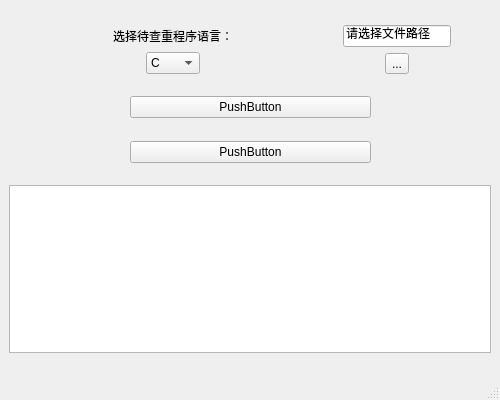
Above: UI.ui from ZxfBugProgrammer/SIMGUI before the change. Below: the same form after it.
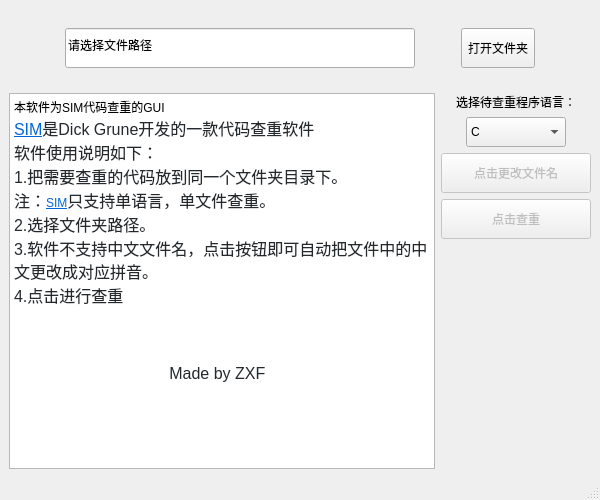
That is the form after the change.

```diff
--- a/UI.ui
+++ b/UI.ui
@@ -2,19 +2,34 @@
 <ui version="4.0">
  <class>MainWindow</class>
  <widget class="QMainWindow" name="MainWindow">
+  <property name="enabled">
+   <bool>true</bool>
+  </property>
   <property name="geometry">
    <rect>
     <x>0</x>
     <y>0</y>
-    <width>500</width>
-    <height>400</height>
+    <width>600</width>
+    <height>500</height>
    </rect>
   </property>
+  <property name="minimumSize">
+   <size>
+    <width>600</width>
+    <height>500</height>
+   </size>
+  </property>
+  <property name="maximumSize">
+   <size>
+    <width>600</width>
+    <height>500</height>
+   </size>
+  </property>
   <property name="windowTitle">
    <string>MainWindow</string>
   </property>
   <widget class="QWidget" name="centralwidget">
-   <layout class="QVBoxLayout" name="verticalLayout_3">
+   <layout class="QVBoxLayout" name="verticalLayout_2" stretch="1,2,1,20">
     <item>
      <spacer name="verticalSpacer_4">
       <property name="orientation">
@@ -29,7 +44,7 @@
      </spacer>
     </item>
     <item>
-     <layout class="QHBoxLayout" name="horizontalLayout_3" stretch="1,2,1,0,0">
+     <layout class="QHBoxLayout" name="horizontalLayout_3" stretch="1,0,0,0,1">
       <item>
        <spacer name="horizontalSpacer_5">
         <property name="orientation">
@@ -44,6 +59,112 @@
        </spacer>
       </item>
       <item>
+       <widget class="QLineEdit" name="filePathEdit">
+        <property name="minimumSize">
+         <size>
+          <width>350</width>
+          <height>40</height>
+         </size>
+        </property>
+        <property name="maximumSize">
+         <size>
+          <width>350</width>
+          <height>40</height>
+         </size>
+        </property>
+        <property name="text">
+         <string>请选择文件路径</string>
+        </property>
+        <property name="readOnly">
+         <bool>true</bool>
+        </property>
+       </widget>
+      </item>
+      <item>
+       <spacer name="horizontalSpacer_3">
+        <property name="orientation">
+         <enum>Qt::Horizontal</enum>
+        </property>
+        <property name="sizeHint" stdset="0">
+         <size>
+          <width>40</width>
+          <height>20</height>
+         </size>
+        </property>
+       </spacer>
+      </item>
+      <item>
+       <widget class="QToolButton" name="chooseFileButton">
+        <property name="minimumSize">
+         <size>
+          <width>20</width>
+          <height>40</height>
+         </size>
+        </property>
+        <property name="text">
+         <string>打开文件夹</string>
+        </property>
+        <property name="popupMode">
+         <enum>QToolButton::DelayedPopup</enum>
+        </property>
+        <property name="autoRaise">
+         <bool>false</bool>
+        </property>
+       </widget>
+      </item>
+      <item>
+       <spacer name="horizontalSpacer_7">
+        <property name="orientation">
+         <enum>Qt::Horizontal</enum>
+        </property>
+        <property name="sizeHint" stdset="0">
+         <size>
+          <width>40</width>
+          <height>20</height>
+         </size>
+        </property>
+       </spacer>
+      </item>
+     </layout>
+    </item>
+    <item>
+     <spacer name="verticalSpacer">
+      <property name="orientation">
+       <enum>Qt::Vertical</enum>
+      </property>
+      <property name="sizeHint" stdset="0">
+       <size>
+        <width>20</width>
+        <height>40</height>
+       </size>
+      </property>
+     </spacer>
+    </item>
+    <item>
+     <layout class="QHBoxLayout" name="horizontalLayout" stretch="10,1">
+      <item>
+       <widget class="QTextBrowser" name="resultText">
+        <property name="html">
+         <string>&lt;!DOCTYPE HTML PUBLIC &quot;-//W3C//DTD HTML 4.0//EN&quot; &quot;http://www.w3.org/TR/REC-html40/strict.dtd&quot;&gt;
+&lt;html&gt;&lt;head&gt;&lt;meta name=&quot;qrichtext&quot; content=&quot;1&quot; /&gt;&lt;style type=&quot;text/css&quot;&gt;
+p, li { white-space: pre-wrap; }
+&lt;/style&gt;&lt;/head&gt;&lt;body style=&quot; font-family:'SimSun'; font-size:9pt; font-weight:400; font-style:normal;&quot;&gt;
+&lt;p style=&quot; margin-top:0px; margin-bottom:0px; margin-left:0px; margin-right:0px; -qt-block-indent:0; text-indent:0px;&quot;&gt;本软件为SIM代码查重的GUI&lt;/p&gt;
+&lt;p style=&quot; margin-top:0px; margin-bottom:0px; margin-left:0px; margin-right:0px; -qt-block-indent:0; text-indent:0px;&quot;&gt;&lt;a href=&quot;https://dickgrune.com/Programs/similarity_tester/&quot;&gt;&lt;span style=&quot; font-family:'-apple-system'; font-size:16px; text-decoration: underline; color:#0366d6; background-color:#ffffff;&quot;&gt;SIM&lt;/span&gt;&lt;/a&gt;&lt;span style=&quot; font-family:'-apple-system'; font-size:16px; color:#24292e; background-color:#ffffff;&quot;&gt;是Dick Grune开发的一款代码查重软件&lt;/span&gt;&lt;/p&gt;
+&lt;p style=&quot; margin-top:0px; margin-bottom:0px; margin-left:0px; margin-right:0px; -qt-block-indent:0; text-indent:0px;&quot;&gt;&lt;span style=&quot; font-family:'-apple-system'; font-size:16px; color:#24292e; background-color:#ffffff;&quot;&gt;软件使用说明如下：&lt;/span&gt;&lt;/p&gt;
+&lt;p style=&quot; margin-top:0px; margin-bottom:0px; margin-left:0px; margin-right:0px; -qt-block-indent:0; text-indent:0px;&quot;&gt;&lt;span style=&quot; font-family:'-apple-system'; font-size:16px; color:#24292e; background-color:#ffffff;&quot;&gt;1.把需要查重的代码放到同一个文件夹目录下。&lt;/span&gt;&lt;/p&gt;
+&lt;p style=&quot; margin-top:0px; margin-bottom:0px; margin-left:0px; margin-right:0px; -qt-block-indent:0; text-indent:0px;&quot;&gt;&lt;span style=&quot; font-family:'-apple-system'; font-size:16px; color:#24292e; background-color:#ffffff;&quot;&gt;注：&lt;/span&gt;&lt;a href=&quot;https://dickgrune.com/Programs/similarity_tester/&quot;&gt;&lt;span style=&quot; font-family:'-apple-system'; text-decoration: underline; color:#0366d6; background-color:#ffffff;&quot;&gt;SIM&lt;/span&gt;&lt;/a&gt;&lt;span style=&quot; font-family:'-apple-system'; font-size:16px; color:#24292e; background-color:#ffffff;&quot;&gt;只支持单语言，单文件查重。&lt;/span&gt;&lt;/p&gt;
+&lt;p style=&quot; margin-top:0px; margin-bottom:0px; margin-left:0px; margin-right:0px; -qt-block-indent:0; text-indent:0px;&quot;&gt;&lt;span style=&quot; font-family:'-apple-system'; font-size:16px; color:#24292e; background-color:#ffffff;&quot;&gt;2.选择文件夹路径。&lt;/span&gt;&lt;/p&gt;
+&lt;p style=&quot; margin-top:0px; margin-bottom:0px; margin-left:0px; margin-right:0px; -qt-block-indent:0; text-indent:0px;&quot;&gt;&lt;span style=&quot; font-family:'-apple-system'; font-size:16px; color:#24292e; background-color:#ffffff;&quot;&gt;3.软件不支持中文文件名，点击按钮即可自动把文件中的中文更改成对应拼音。&lt;/span&gt;&lt;/p&gt;
+&lt;p style=&quot; margin-top:0px; margin-bottom:0px; margin-left:0px; margin-right:0px; -qt-block-indent:0; text-indent:0px;&quot;&gt;&lt;span style=&quot; font-family:'-apple-system'; font-size:16px; color:#24292e; background-color:#ffffff;&quot;&gt;4.点击进行查重&lt;/span&gt;&lt;/p&gt;
+&lt;p style=&quot;-qt-paragraph-type:empty; margin-top:0px; margin-bottom:0px; margin-left:0px; margin-right:0px; -qt-block-indent:0; text-indent:0px; font-family:'-apple-system'; font-size:16px; color:#24292e;&quot;&gt;&lt;br /&gt;&lt;/p&gt;
+&lt;p style=&quot;-qt-paragraph-type:empty; margin-top:0px; margin-bottom:0px; margin-left:0px; margin-right:0px; -qt-block-indent:0; text-indent:0px; font-family:'-apple-system'; font-size:16px; color:#24292e;&quot;&gt;&lt;br /&gt;&lt;/p&gt;
+&lt;p style=&quot;-qt-paragraph-type:empty; margin-top:0px; margin-bottom:0px; margin-left:0px; margin-right:0px; -qt-block-indent:0; text-indent:0px; font-family:'-apple-system'; font-size:16px; color:#24292e;&quot;&gt;&lt;br /&gt;&lt;/p&gt;
+&lt;p style=&quot; margin-top:0px; margin-bottom:0px; margin-left:0px; margin-right:0px; -qt-block-indent:0; text-indent:0px;&quot;&gt;&lt;span style=&quot; font-family:'-apple-system'; font-size:16px; color:#24292e;&quot;&gt;                                   Made by ZXF&lt;/span&gt;&lt;/p&gt;&lt;/body&gt;&lt;/html&gt;</string>
+        </property>
+       </widget>
+      </item>
+      <item>
        <layout class="QVBoxLayout" name="verticalLayout">
         <item>
          <widget class="QLabel" name="label">
@@ -65,9 +186,9 @@
          </widget>
         </item>
         <item>
-         <layout class="QHBoxLayout" name="horizontalLayout_5" stretch="1,1,1">
+         <layout class="QHBoxLayout" name="horizontalLayout_2">
           <item>
-           <spacer name="horizontalSpacer_10">
+           <spacer name="horizontalSpacer">
             <property name="orientation">
              <enum>Qt::Horizontal</enum>
             </property>
@@ -81,6 +202,18 @@
           </item>
           <item>
            <widget class="QComboBox" name="comboBox">
+            <property name="minimumSize">
+             <size>
+              <width>100</width>
+              <height>30</height>
+             </size>
+            </property>
+            <property name="maximumSize">
+             <size>
+              <width>100</width>
+              <height>30</height>
+             </size>
+            </property>
             <item>
              <property name="text">
               <string>C</string>
@@ -94,7 +227,7 @@
            </widget>
           </item>
           <item>
-           <spacer name="horizontalSpacer_11">
+           <spacer name="horizontalSpacer_2">
             <property name="orientation">
              <enum>Qt::Horizontal</enum>
             </property>
@@ -108,222 +241,67 @@
           </item>
          </layout>
         </item>
-       </layout>
-      </item>
-      <item>
-       <spacer name="horizontalSpacer_7">
-        <property name="orientation">
-         <enum>Qt::Horizontal</enum>
-        </property>
-        <property name="sizeHint" stdset="0">
-         <size>
-          <width>40</width>
-          <height>20</height>
-         </size>
-        </property>
-       </spacer>
-      </item>
-      <item>
-       <layout class="QVBoxLayout" name="verticalLayout_2">
         <item>
-         <widget class="QLineEdit" name="lineEdit">
+         <widget class="QPushButton" name="changeNameButton">
+          <property name="enabled">
+           <bool>false</bool>
+          </property>
+          <property name="minimumSize">
+           <size>
+            <width>150</width>
+            <height>40</height>
+           </size>
+          </property>
+          <property name="maximumSize">
+           <size>
+            <width>150</width>
+            <height>40</height>
+           </size>
+          </property>
           <property name="text">
-           <string>请选择文件路径</string>
+           <string>点击更改文件名</string>
           </property>
-          <property name="readOnly">
-           <bool>true</bool>
+         </widget>
+        </item>
+        <item>
+         <widget class="QPushButton" name="startButton">
+          <property name="enabled">
+           <bool>false</bool>
           </property>
+          <property name="minimumSize">
+           <size>
+            <width>150</width>
+            <height>40</height>
+           </size>
+          </property>
+          <property name="maximumSize">
+           <size>
+            <width>150</width>
+            <height>40</height>
+           </size>
+          </property>
+          <property name="text">
+           <string>点击查重</string>
+          </property>
          </widget>
         </item>
         <item>
-         <layout class="QHBoxLayout" name="horizontalLayout_4">
-          <item>
-           <spacer name="horizontalSpacer_8">
-            <property name="orientation">
-             <enum>Qt::Horizontal</enum>
-            </property>
-            <property name="sizeHint" stdset="0">
-             <size>
-              <width>40</width>
-              <height>20</height>
-             </size>
-            </property>
-           </spacer>
-          </item>
-          <item>
-           <widget class="QToolButton" name="toolButton">
-            <property name="text">
-             <string>...</string>
-            </property>
-            <property name="popupMode">
-             <enum>QToolButton::DelayedPopup</enum>
-            </property>
-            <property name="autoRaise">
-             <bool>false</bool>
-            </property>
-           </widget>
-          </item>
-          <item>
-           <spacer name="horizontalSpacer_9">
-            <property name="orientation">
-             <enum>Qt::Horizontal</enum>
-            </property>
-            <property name="sizeHint" stdset="0">
-             <size>
-              <width>40</width>
-              <height>20</height>
-             </size>
-            </property>
-           </spacer>
-          </item>
-         </layout>
+         <spacer name="verticalSpacer_5">
+          <property name="orientation">
+           <enum>Qt::Vertical</enum>
+          </property>
+          <property name="sizeHint" stdset="0">
+           <size>
+            <width>20</width>
+            <height>40</height>
+           </size>
+          </property>
+         </spacer>
         </item>
        </layout>
       </item>
-      <item>
-       <spacer name="horizontalSpacer_6">
-        <property name="orientation">
-         <enum>Qt::Horizontal</enum>
-        </property>
-        <property name="sizeHint" stdset="0">
-         <size>
-          <width>40</width>
-          <height>20</height>
-         </size>
-        </property>
-       </spacer>
-      </item>
      </layout>
     </item>
-    <item>
-     <spacer name="verticalSpacer">
-      <property name="orientation">
-       <enum>Qt::Vertical</enum>
-      </property>
-      <property name="sizeHint" stdset="0">
-       <size>
-        <width>20</width>
-        <height>40</height>
-       </size>
-      </property>
-     </spacer>
-    </item>
-    <item>
-     <layout class="QHBoxLayout" name="horizontalLayout_2" stretch="1,2,1">
-      <item>
-       <spacer name="horizontalSpacer_3">
-        <property name="orientation">
-         <enum>Qt::Horizontal</enum>
-        </property>
-        <property name="sizeHint" stdset="0">
-         <size>
-          <width>40</width>
-          <height>20</height>
-         </size>
-        </property>
-       </spacer>
-      </item>
-      <item>
-       <widget class="QPushButton" name="pushButton_2">
-        <property name="text">
-         <string>PushButton</string>
-        </property>
-       </widget>
-      </item>
-      <item>
-       <spacer name="horizontalSpacer_4">
-        <property name="orientation">
-         <enum>Qt::Horizontal</enum>
-        </property>
-        <property name="sizeHint" stdset="0">
-         <size>
-          <width>40</width>
-          <height>20</height>
-         </size>
-        </property>
-       </spacer>
-      </item>
-     </layout>
-    </item>
-    <item>
-     <spacer name="verticalSpacer_3">
-      <property name="orientation">
-       <enum>Qt::Vertical</enum>
-      </property>
-      <property name="sizeHint" stdset="0">
-       <size>
-        <width>20</width>
-        <height>40</height>
-       </size>
-      </property>
-     </spacer>
-    </item>
-    <item>
-     <layout class="QHBoxLayout" name="horizontalLayout" stretch="1,2,1">
-      <item>
-       <spacer name="horizontalSpacer">
-        <property name="orientation">
-         <enum>Qt::Horizontal</enum>
-        </property>
-        <property name="sizeHint" stdset="0">
-         <size>
-          <width>40</width>
-          <height>20</height>
-         </size>
-        </property>
-       </spacer>
-      </item>
-      <item>
-       <widget class="QPushButton" name="pushButton">
-        <property name="text">
-         <string>PushButton</string>
-        </property>
-       </widget>
-      </item>
-      <item>
-       <spacer name="horizontalSpacer_2">
-        <property name="orientation">
-         <enum>Qt::Horizontal</enum>
-        </property>
-        <property name="sizeHint" stdset="0">
-         <size>
-          <width>40</width>
-          <height>20</height>
-         </size>
-        </property>
-       </spacer>
-      </item>
-     </layout>
-    </item>
-    <item>
-     <spacer name="verticalSpacer_2">
-      <property name="orientation">
-       <enum>Qt::Vertical</enum>
-      </property>
-      <property name="sizeHint" stdset="0">
-       <size>
-        <width>20</width>
-        <height>40</height>
-       </size>
-      </property>
-     </spacer>
-    </item>
-    <item>
-     <widget class="QTextBrowser" name="textBrowser"/>
-    </item>
-    <item>
-     <spacer name="verticalSpacer_5">
-      <property name="orientation">
-       <enum>Qt::Vertical</enum>
-      </property>
-      <property name="sizeHint" stdset="0">
-       <size>
-        <width>20</width>
-        <height>40</height>
-       </size>
-      </property>
-     </spacer>
-    </item>
    </layout>
   </widget>
   <widget class="QMenuBar" name="menubar">
```
Left out of the diff: 41 changed lines with no effect on the pictures.
